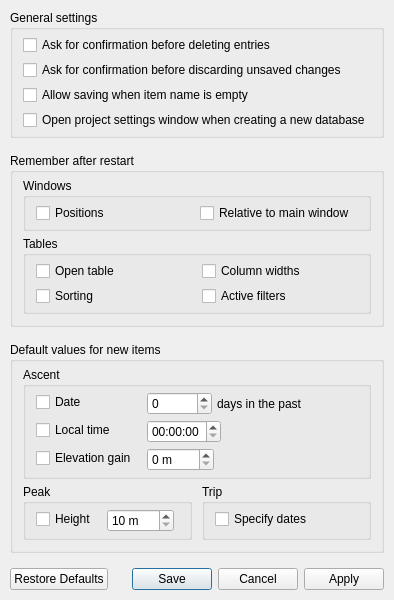
First picture: the form in src/ui/settings_window.ui, repository svetter/pal, before the edit.
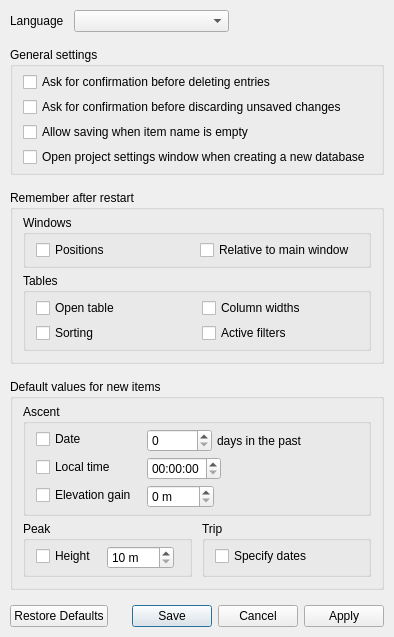
Second picture: the form after the edit.

Commit message: Added language setting (#125)

Patch:
```diff
--- a/src/ui/settings_window.ui
+++ b/src/ui/settings_window.ui
@@ -7,7 +7,7 @@
     <x>0</x>
     <y>0</y>
     <width>400</width>
-    <height>663</height>
+    <height>706</height>
    </rect>
   </property>
   <property name="sizePolicy">
@@ -44,6 +44,53 @@
    <property name="bottomMargin">
     <number>10</number>
    </property>
+   <item>
+    <layout class="QFormLayout" name="languageLayout">
+     <property name="horizontalSpacing">
+      <number>10</number>
+     </property>
+     <property name="verticalSpacing">
+      <number>5</number>
+     </property>
+     <item row="0" column="0">
+      <widget class="QLabel" name="languageLabel">
+       <property name="text">
+        <string>Language</string>
+       </property>
+      </widget>
+     </item>
+     <item row="0" column="1">
+      <layout class="QHBoxLayout" name="languageSelectionLayout">
+       <property name="spacing">
+        <number>5</number>
+       </property>
+       <item>
+        <widget class="QComboBox" name="languageCombo">
+         <property name="sizePolicy">
+          <sizepolicy hsizetype="MinimumExpanding" vsizetype="Fixed">
+           <horstretch>0</horstretch>
+           <verstretch>0</verstretch>
+          </sizepolicy>
+         </property>
+        </widget>
+       </item>
+       <item>
+        <spacer name="languageSpacer">
+         <property name="orientation">
+          <enum>Qt::Horizontal</enum>
+         </property>
+         <property name="sizeHint" stdset="0">
+          <size>
+           <width>40</width>
+           <height>20</height>
+          </size>
+         </property>
+        </spacer>
+       </item>
+      </layout>
+     </item>
+    </layout>
+   </item>
    <item>
     <widget class="QGroupBox" name="generalSettingsBox">
      <property name="title">
```
The commit also changes 6 other files.
